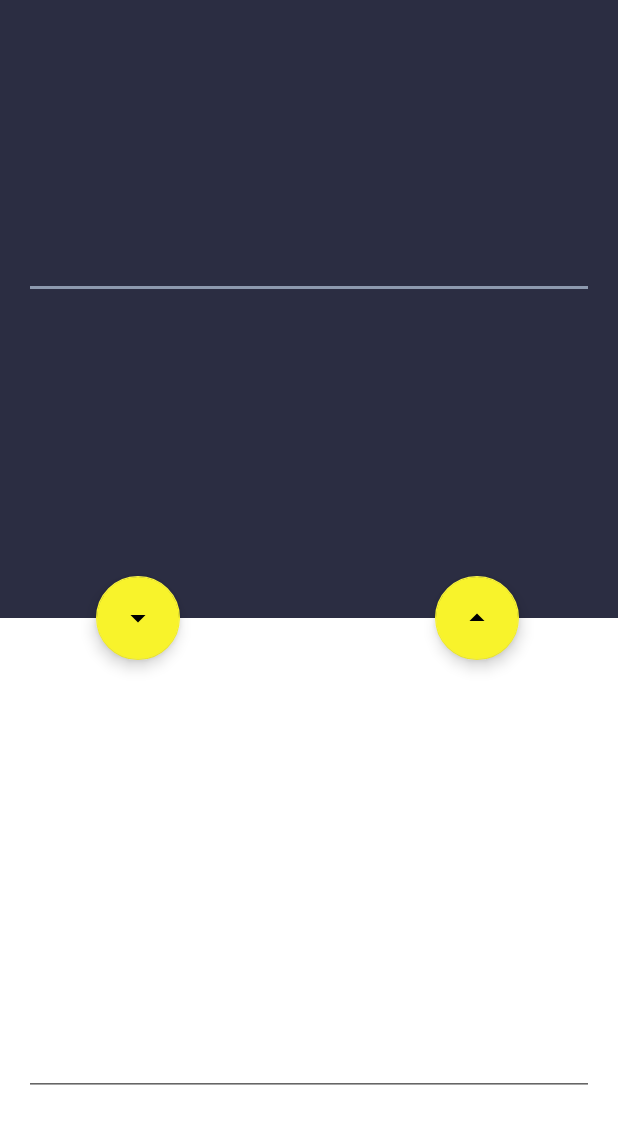
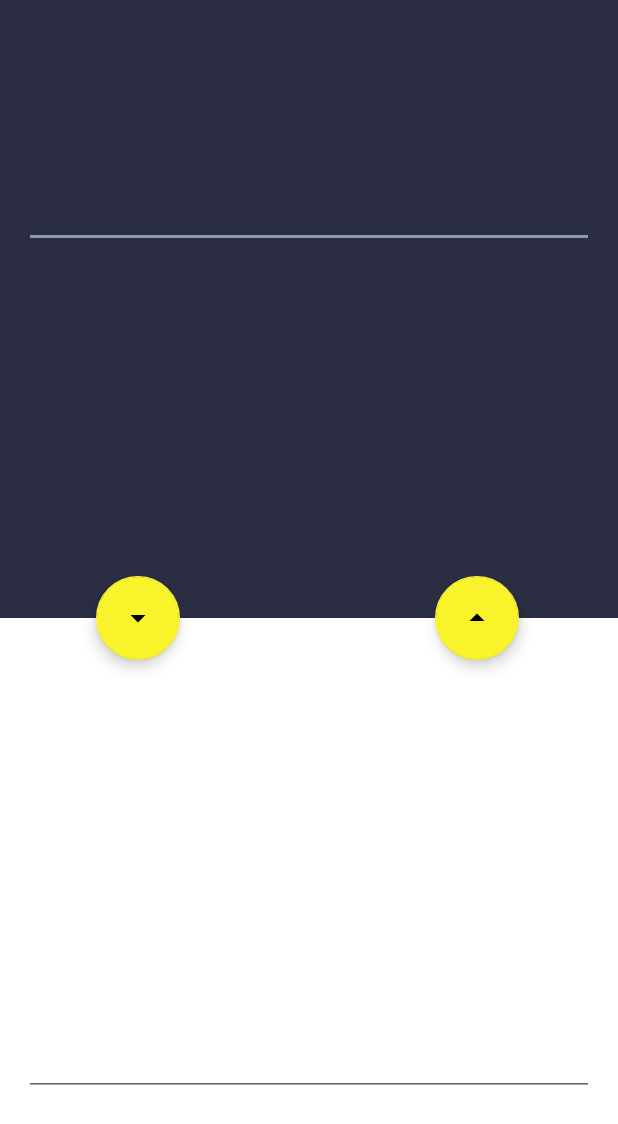
Before and after one commit to AbbieTurner95/CurrencyConvertor_AndroidApp, an Android app: the layout activity_conversion.xml on its own in the app's theme, with its tools: preview values and no code run, on a phone screen of 412 x 824 dp. Shown: the top 1124 px of the screen. Run offline under Robolectric (Android 15) with nearby library versions, the phone set to English and light mode, and no system bars.

Commit message:
text bug fixed

```diff
--- a/app/src/main/res/layout/activity_conversion.xml
+++ b/app/src/main/res/layout/activity_conversion.xml
@@ -32,7 +32,7 @@
         android:id="@+id/tvCurrencyTitleTop"
         android:layout_width="match_parent"
         android:layout_height="wrap_content"
-        android:layout_marginTop="24dp"
+        android:layout_marginTop="6dp"
         android:fontFamily="@font/small_type_writing_medium"
         android:gravity="center"
         android:text=""
@@ -48,11 +48,10 @@
         android:layout_height="wrap_content"
         android:layout_marginEnd="16dp"
         android:layout_marginStart="16dp"
-        android:layout_marginTop="16dp"
+        android:fontFamily="@font/small_type_writing_medium"
         android:gravity="center"
         android:inputType="numberDecimal"
         android:text=""
-        android:fontFamily="@font/small_type_writing_medium"
         android:textColor="@color/greyBlue"
         android:textSize="70sp"
         app:layout_constraintEnd_toEndOf="@+id/topView"
@@ -62,18 +61,18 @@
 
     <TextView
         android:id="@+id/baseDateUpdated"
-        android:layout_width="match_parent"
+        android:layout_width="wrap_content"
         android:layout_height="wrap_content"
-        android:layout_marginBottom="8dp"
+        android:layout_marginBottom="48dp"
         android:layout_marginEnd="8dp"
         android:layout_marginStart="8dp"
-        android:layout_marginTop="32dp"
         android:alpha="0.7"
         android:fontFamily="@font/small_type_writing_medium"
         android:gravity="center"
+        android:text=""
         android:textAppearance="@style/Base.TextAppearance.AppCompat.Headline"
         android:textColor="@color/maxYellow"
-        android:textSize="25sp"
+        android:textSize="16sp"
         app:layout_constraintBottom_toBottomOf="@+id/topView"
         app:layout_constraintEnd_toEndOf="parent"
         app:layout_constraintStart_toStartOf="parent"
@@ -81,16 +80,18 @@
 
     <TextView
         android:id="@+id/tvDateInformation"
-        android:layout_width="match_parent"
-        android:layout_height="wrap_content"
-        android:layout_marginBottom="8dp"
+        android:layout_width="wrap_content"
+        android:layout_height="29dp"
+        android:layout_marginBottom="35dp"
         android:layout_marginEnd="8dp"
         android:layout_marginStart="8dp"
+        android:layout_marginTop="4dp"
         android:fontFamily="@font/small_type_writing_medium"
         android:gravity="center"
+        android:text=""
         android:textAppearance="@style/Base.TextAppearance.AppCompat.Display1"
         android:textColor="@color/white"
-        android:textSize="12sp"
+        android:textSize="10sp"
         android:textStyle="italic"
         app:layout_constraintBottom_toTopOf="@+id/bottomView"
         app:layout_constraintEnd_toEndOf="parent"
```
